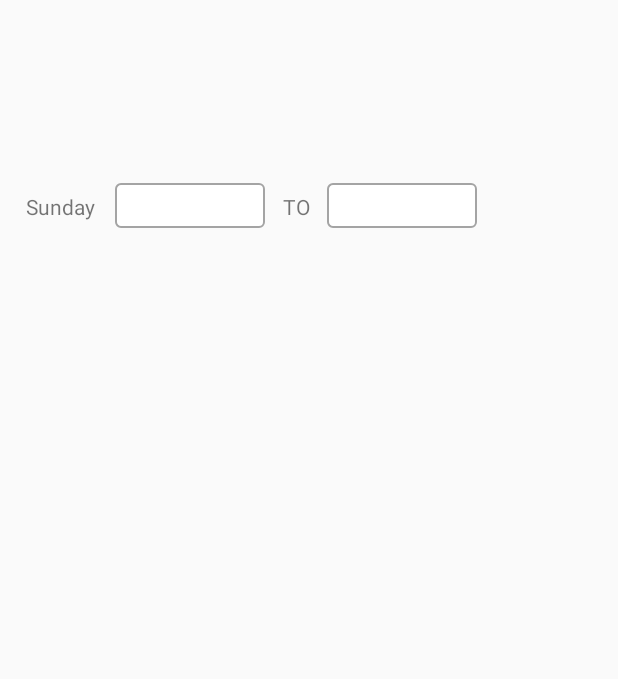
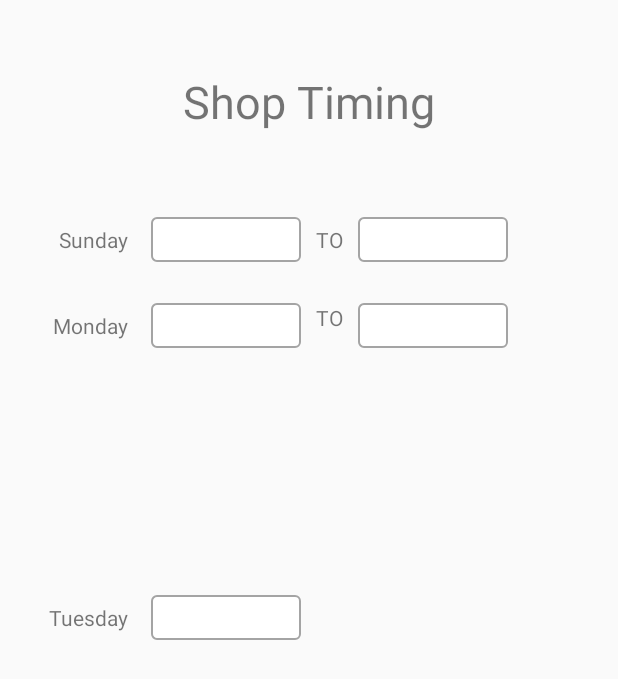
Before and after one commit to devender197/Registration, an Android app: the layout popuptiming.xml on its own in the app's theme, with its tools: preview values and no code run, on a phone screen of 412 x 824 dp. Shown: the top 679 px of the screen. Run offline under Robolectric (Android 15) with nearby library versions, the phone set to English and light mode, and no system bars; network calls fail.

Commit message:
add two textbox on poptiming

```diff
--- a/app/src/main/res/layout/popuptiming.xml
+++ b/app/src/main/res/layout/popuptiming.xml
@@ -8,17 +8,18 @@
         android:layout_height="wrap_content"
         android:text="Sunday"
         android:id="@+id/textView45"
-        android:layout_marginLeft="17dp"
-        android:layout_marginStart="17dp"
-        android:layout_marginTop="61dp"
+        android:layout_marginTop="62dp"
+        android:layout_marginRight="15dp"
+        android:layout_marginEnd="15dp"
         android:layout_below="@+id/textView46"
-        android:layout_alignParentLeft="true"
-        android:layout_alignParentStart="true" />
+        android:layout_toLeftOf="@+id/textView47"
+        android:layout_toStartOf="@+id/textView47" />
 
     <TextView
         android:layout_width="wrap_content"
         android:layout_height="wrap_content"
-        android:text=""
+        android:text="Shop Timing"
+        android:textSize="30dp"
         android:id="@+id/textView46"
         android:layout_alignParentTop="true"
         android:layout_centerHorizontal="true"
@@ -31,23 +32,24 @@
         android:padding="5dp"
         android:background="@drawable/mybordergrey"
         android:id="@+id/textView47"
-        android:layout_marginLeft="13dp"
-        android:layout_marginStart="13dp"
-        android:layout_below="@+id/textView46"
-        android:layout_toRightOf="@+id/textView45"
-        android:layout_toEndOf="@+id/textView45"
-        android:layout_marginTop="55dp" />
+        android:layout_marginRight="10dp"
+        android:layout_marginEnd="10dp"
+        android:layout_alignBaseline="@+id/textView48"
+        android:layout_alignBottom="@+id/textView48"
+        android:layout_toLeftOf="@+id/textView48"
+        android:layout_toStartOf="@+id/textView48" />
 
     <TextView
         android:layout_width="wrap_content"
         android:layout_height="wrap_content"
         android:text="TO"
         android:id="@+id/textView48"
-        android:layout_alignTop="@+id/textView45"
-        android:layout_toRightOf="@+id/textView47"
-        android:layout_toEndOf="@+id/textView47"
-        android:layout_marginLeft="12dp"
-        android:layout_marginStart="12dp" />
+        android:layout_marginRight="61dp"
+        android:layout_marginEnd="61dp"
+        android:layout_alignBaseline="@+id/textView45"
+        android:layout_alignBottom="@+id/textView45"
+        android:layout_alignRight="@+id/textView46"
+        android:layout_alignEnd="@+id/textView46" />
 
     <TextView
         android:layout_width="100dp"
@@ -56,9 +58,72 @@
         android:padding="5dp"
         android:background="@drawable/mybordergrey"
         android:id="@+id/textView49"
-        android:layout_marginLeft="12dp"
-        android:layout_marginStart="12dp"
-        android:layout_alignTop="@+id/textView47"
-        android:layout_toRightOf="@+id/textView46"
-        android:layout_toEndOf="@+id/textView46" />
+        android:layout_marginLeft="28dp"
+        android:layout_marginStart="28dp"
+        android:layout_alignBaseline="@+id/textView48"
+        android:layout_alignBottom="@+id/textView48"
+        android:layout_alignLeft="@+id/textView48"
+        android:layout_alignStart="@+id/textView48" />
+
+    <TextView
+        android:layout_width="100dp"
+        android:layout_height="wrap_content"
+        android:text=""
+        android:padding="5dp"
+        android:background="@drawable/mybordergrey"
+        android:id="@+id/textView50"
+        android:layout_below="@+id/textView47"
+        android:layout_alignRight="@+id/textView47"
+        android:layout_alignEnd="@+id/textView47"
+        android:layout_marginTop="27dp" />
+
+    <TextView
+        android:layout_width="100dp"
+        android:layout_height="wrap_content"
+        android:text=""
+        android:padding="5dp"
+        android:background="@drawable/mybordergrey"
+        android:id="@+id/textView55"
+        android:layout_alignTop="@+id/textView50"
+        android:layout_alignLeft="@+id/textView49"
+        android:layout_alignStart="@+id/textView49" />
+
+    <TextView
+        android:layout_width="wrap_content"
+        android:layout_height="wrap_content"
+        android:text="TO"
+        android:id="@+id/textView56"
+        android:layout_alignTop="@+id/textView55"
+        android:layout_toRightOf="@+id/textView47"
+        android:layout_toEndOf="@+id/textView47" />
+
+    <TextView
+        android:layout_width="wrap_content"
+        android:layout_height="wrap_content"
+        android:text="Monday"
+        android:id="@+id/textView57"
+        android:layout_alignBaseline="@+id/textView50"
+        android:layout_alignBottom="@+id/textView50"
+        android:layout_alignRight="@+id/textView45"
+        android:layout_alignEnd="@+id/textView45" />
+
+    <TextView
+        android:layout_width="wrap_content"
+        android:layout_height="wrap_content"
+        android:text="Tuesday"
+        android:id="@+id/textView58"
+        android:layout_centerVertical="true"
+        android:layout_alignRight="@+id/textView45"
+        android:layout_alignEnd="@+id/textView45" />
+
+    <TextView
+        android:layout_width="100dp"
+        android:layout_height="wrap_content"
+        android:text=""
+        android:padding="5dp"
+        android:background="@drawable/mybordergrey"
+        android:id="@+id/textView60"
+        android:layout_centerVertical="true"
+        android:layout_alignLeft="@+id/textView50"
+        android:layout_alignStart="@+id/textView50" />
 </RelativeLayout>
```
